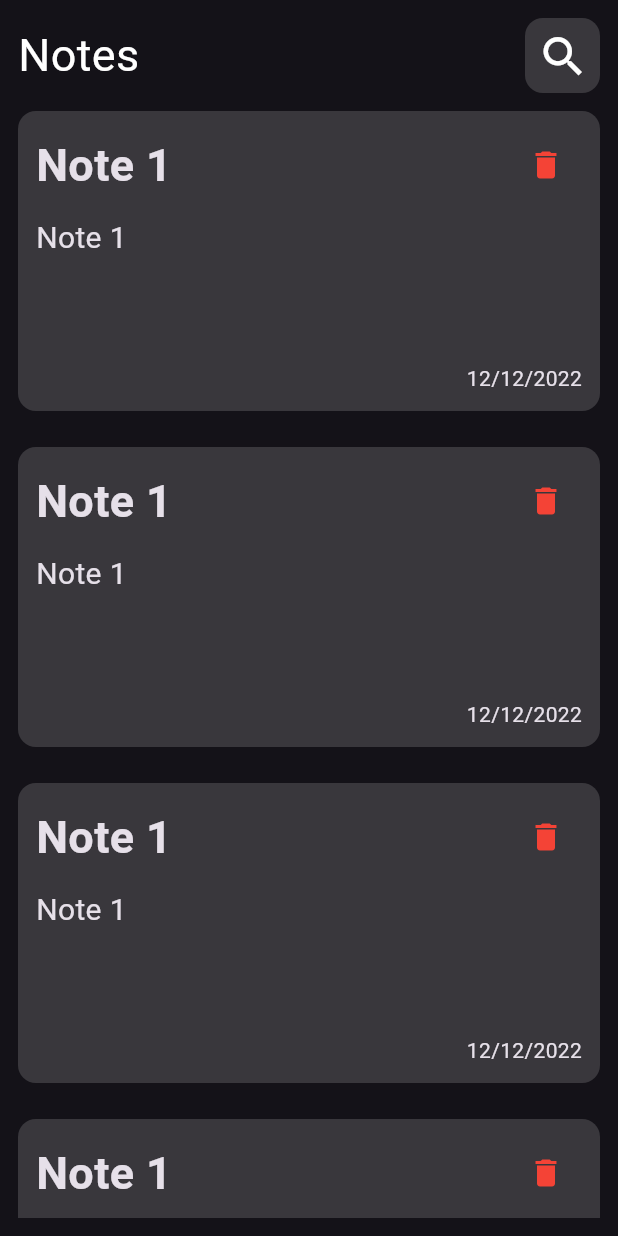
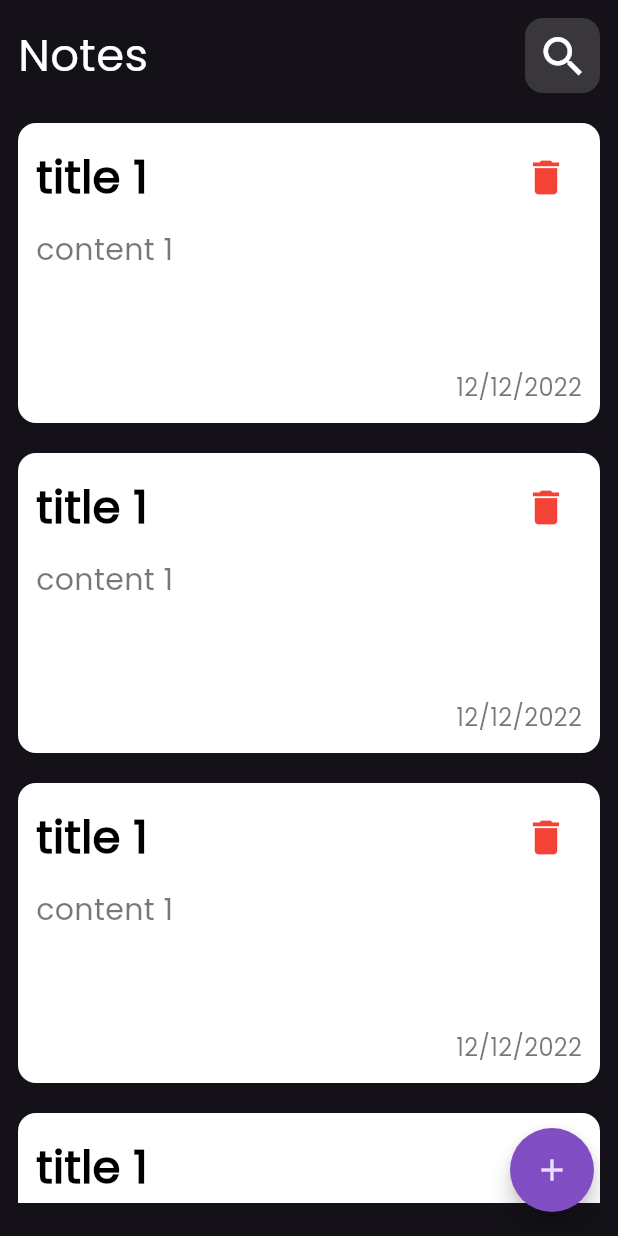
Before and after one commit to AshrafSaeed99/notes_app, a Flutter app: the screen it shows after launch, on a phone screen of 412 x 824 dp. Run offline on Flutter 3.47's test engine with Material 3 defaults, Android fonts, the phone set to English and light mode, and no system bars.

Commit message:
show bottom sheet

```diff
--- a/lib/main.dart
+++ b/lib/main.dart
@@ -13,7 +13,8 @@ class MyApp extends StatelessWidget {
   Widget build(BuildContext context) {
     return MaterialApp(
       debugShowCheckedModeBanner: false,
-      theme: ThemeData.dark(useMaterial3: true),
+      theme: ThemeData(useMaterial3: true,brightness: Brightness.dark,fontFamily: 'Poppins',
+      ),
       home:NotesView(),
       );
   }
--- a/lib/modeles/note_model.dart
+++ b/lib/modeles/note_model.dart
@@ -1,6 +1,6 @@
 class NoteModel {
   final String title;
   final String content;
-  final DateTime date;
-  NoteModel({required this.date, required this.title, required this.content});
+  final DateTime date = DateTime.now();
+  NoteModel({required this.title, required this.content});
 }
--- a/lib/views/notes_view.dart
+++ b/lib/views/notes_view.dart
@@ -1,4 +1,5 @@
 import 'package:flutter/material.dart';
+import 'package:notes_app/widgets/add_note_widget.dart';
 import 'package:notes_app/widgets/notes_view_app_bar.dart';
 import 'package:notes_app/widgets/notes_view_body.dart';
 
@@ -8,6 +9,18 @@ class NotesView extends StatelessWidget {
   @override
   Widget build(BuildContext context) {
     return Scaffold(
+      floatingActionButton: FloatingActionButton(
+        onPressed: () {
+          showModalBottomSheet(
+
+            context: context,
+            builder: (context) => AddNoteWidget(),
+          );
+        },
+        shape: CircleBorder(),
+        backgroundColor: const Color.fromARGB(255, 128, 77, 194),
+        child: Icon(Icons.add),
+      ),
       body: SafeArea(
         child: Padding(
           padding: const EdgeInsets.all(12.0),
--- a/lib/widgets/note_widget.dart
+++ b/lib/widgets/note_widget.dart
@@ -1,33 +1,44 @@
 import 'package:flutter/material.dart';
+import 'package:notes_app/modeles/note_model.dart';
 
 class NoteWidget extends StatelessWidget {
-  const NoteWidget({super.key});
-
+  const NoteWidget({super.key, required this.color, required this.note});
+  final Color color;
+  final NoteModel note;
   @override
   Widget build(BuildContext context) {
     return Container(
-      margin: const EdgeInsets.symmetric(vertical: 12),
+      margin: const EdgeInsets.only(top: 20),
       padding: const EdgeInsets.all(12),
       decoration: BoxDecoration(
-        color: Colors.white.withAlpha(40),
+        color: color,
         borderRadius: BorderRadius.circular(12),
       ),
       height: 200,
       child: Column(
         crossAxisAlignment: CrossAxisAlignment.start,
         children: [
-
-          Row(mainAxisAlignment: MainAxisAlignment.spaceBetween,
+          Row(
+            mainAxisAlignment: MainAxisAlignment.spaceBetween,
             children: [
-            Text("Note 1", style: TextStyle(fontWeight: FontWeight.bold, fontSize: 30,
-            //fontFamily: 'assets/fonts/Poppins-Regular.ttf',
-            ),),
-            IconButton(onPressed: (){}, icon: Icon(Icons.delete, color: Colors.red,))
-          ]),
-          SizedBox(height: 10,),
-          Text("Note 1", style: TextStyle(fontSize: 20),),
+              Text(
+                note.title,
+                style: TextStyle(fontWeight: FontWeight.bold, fontSize: 30, color: Colors.black),
+              ),
+              IconButton(
+                onPressed: () {},
+                icon: Icon(Icons.delete, color: Colors.red, size: 30),
+              ),
+            ],
+          ),
+          SizedBox(height: 10),
+          Text(
+            note.content,
+            style: TextStyle(fontSize: 20, color: Colors.black.withAlpha(5000)),
+          ),
           Spacer(),
-          Align(alignment: Alignment.bottomRight, child: Text('12/12/2022'))
+          Align(alignment: Alignment.bottomRight,
+          child: Text('12/12/2022', style: TextStyle(color: Colors.black.withAlpha(5000), fontSize: 16),),),
         ],
       ),
     );
--- a/lib/widgets/notes_view_body.dart
+++ b/lib/widgets/notes_view_body.dart
@@ -1,4 +1,5 @@
 import 'package:flutter/material.dart';
+import 'package:notes_app/modeles/note_model.dart';
 import 'package:notes_app/widgets/note_widget.dart';
 
 class NotesViewBody extends StatelessWidget {
@@ -6,14 +7,19 @@ class NotesViewBody extends StatelessWidget {
 
   @override
   Widget build(BuildContext context) {
-    return  Expanded(
-      child: ListView(
-        children: const [
-          NoteWidget(),
-          NoteWidget(),
-          NoteWidget(),
-          NoteWidget(),
-        ],
+    return Expanded(
+      child: Padding(
+        padding: const EdgeInsets.only(bottom:10.0),
+        child: ListView.builder(
+          padding: const EdgeInsets.only(bottom: 12,),
+          itemCount: 10,
+          itemBuilder: (BuildContext context, int index) {
+            return NoteWidget(
+              note: NoteModel(title: 'title 1', content: 'content 1'),
+              color: Colors.white,
+            );
+          },
+        ),
       ),
     );
   }
--- a/pubspec.yaml
+++ b/pubspec.yaml
@@ -73,10 +73,11 @@ flutter:
   # "family" key with the font family name, and a "fonts" key with a
   # list giving the asset and other descriptors for the font. For
   # example:
-  # fonts:
+  fonts:
     - family: Poppins
       fonts:
         - asset: assets/fonts/Poppins-Regular.ttf
+          weight: 400
   #       - asset: fonts/Schyler-Italic.ttf
   #         style: italic
   #   - family: Trajan Pro
```
Also changed, not shown: lib/widgets/add_note_widget.dart (added, +49 -0 lines).
